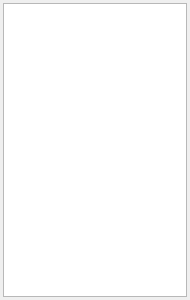
This is src/sovImageTablePanelWidget.ui in aylward/Minder3D as Qt 5 draws it before an edit. The edited form follows.
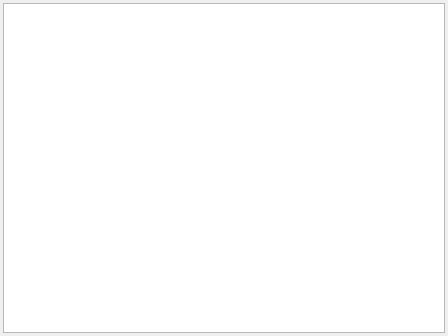
This is the edited form.

Commit message: ENH: Image and Information tables implemented

What changed in the file:
```diff
--- a/src/sovImageTablePanelWidget.ui
+++ b/src/sovImageTablePanelWidget.ui
@@ -6,8 +6,8 @@
    <rect>
     <x>0</x>
     <y>0</y>
-    <width>190</width>
-    <height>300</height>
+    <width>448</width>
+    <height>336</height>
    </rect>
   </property>
   <property name="sizePolicy">
@@ -42,47 +42,7 @@
     <number>3</number>
    </property>
    <item>
-    <widget class="QTableView" name="imageTableView">
-     <property name="sizePolicy">
-      <sizepolicy hsizetype="Fixed" vsizetype="MinimumExpanding">
-       <horstretch>0</horstretch>
-       <verstretch>0</verstretch>
-      </sizepolicy>
-     </property>
-     <property name="minimumSize">
-      <size>
-       <width>180</width>
-       <height>0</height>
-      </size>
-     </property>
-     <property name="autoFillBackground">
-      <bool>true</bool>
-     </property>
-     <property name="sizeAdjustPolicy">
-      <enum>QAbstractScrollArea::AdjustIgnored</enum>
-     </property>
-     <property name="editTriggers">
-      <set>QAbstractItemView::NoEditTriggers</set>
-     </property>
-     <property name="alternatingRowColors">
-      <bool>true</bool>
-     </property>
-     <property name="selectionBehavior">
-      <enum>QAbstractItemView::SelectItems</enum>
-     </property>
-     <attribute name="horizontalHeaderVisible">
-      <bool>false</bool>
-     </attribute>
-     <attribute name="horizontalHeaderHighlightSections">
-      <bool>false</bool>
-     </attribute>
-     <attribute name="verticalHeaderVisible">
-      <bool>false</bool>
-     </attribute>
-     <attribute name="verticalHeaderHighlightSections">
-      <bool>false</bool>
-     </attribute>
-    </widget>
+    <widget class="QTableWidget" name="imageTableWidget"/>
    </item>
   </layout>
  </widget>
```
The commit also changes 33 other files.
